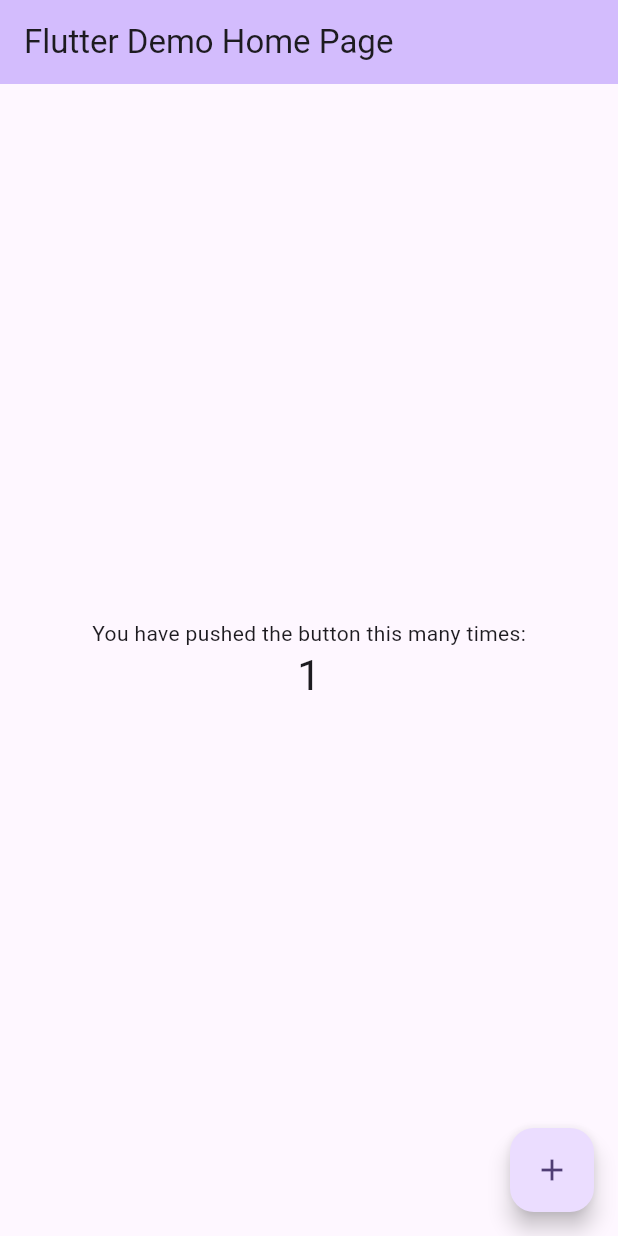
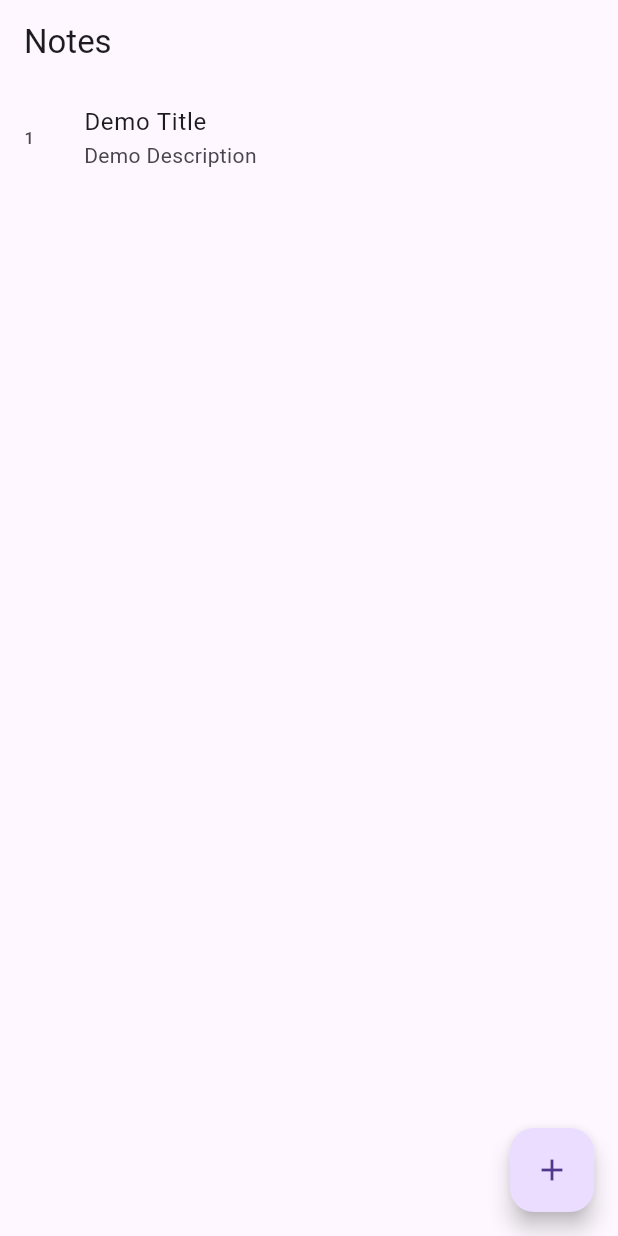
Before and after one commit to nbakh16/sqflite_intro, a Flutter app: the screen it shows after launch, after a tap on the "add" icon, on a phone screen of 412 x 824 dp. Run offline on Flutter 3.47's test engine with Material 3 defaults, Android fonts, the phone set to English and light mode, and no system bars; our stand-ins replace sqflite; accounts and stored records are empty.

Commit message:
sqflite implemented. Insert, Read data

```diff
--- /dev/null
+++ b/lib/data/local/db_helper.dart
@@ -0,0 +1,71 @@
+// ignore_for_file: constant_identifier_names
+
+import 'dart:io';
+import 'package:path/path.dart';
+import 'package:path_provider/path_provider.dart';
+import 'package:sqflite/sqflite.dart';
+
+class DBHelper {
+  //singleton
+  DBHelper._();
+  static final DBHelper getInstance = DBHelper._();
+
+  //table note
+  static const String TABLE_NOTE = 'note';
+  static const String COL_NOTE_SERIAL = 's_no';
+  static const String COL_NOTE_TITLE = 'title';
+  static const String COL_NOTE_DESC = 'description';
+
+  Database? myDB;
+
+  //db Open(Create if not exist)
+  Future<Database> getDB() async {
+    myDB ??= await openDB();
+    return myDB!;
+  }
+
+  Future<Database> openDB() async {
+    final Directory appDocDirectory = await getApplicationDocumentsDirectory();
+
+    final dbPath = join(appDocDirectory.path, 'note.db');
+
+    return await openDatabase(
+      dbPath,
+      onCreate: (db, version) {
+        //all tables
+        db.execute(
+          """create table $TABLE_NOTE (
+          $COL_NOTE_SERIAL integer primary key autoincrement,
+          $COL_NOTE_TITLE text,
+          $COL_NOTE_DESC text)
+          """,
+        );
+      },
+      version: 1,
+    );
+  }
+
+  ///========== Queries ==========
+  //insertion
+  Future<bool> addNote({required String title, required String desc}) async {
+    var db = await getDB();
+
+    int rowsAffected = await db.insert(
+      TABLE_NOTE,
+      {
+        COL_NOTE_TITLE: title,
+        COL_NOTE_DESC: desc,
+      },
+    );
+
+    return rowsAffected > 0;
+  }
+
+  //reading
+  Future<List<Map<String, Object?>>> getAllNotes() async {
+    var db = await getDB();
+
+    List<Map<String, Object?>> data = await db.query(TABLE_NOTE);
+    return data;
+  }
+}
--- a/lib/main.dart
+++ b/lib/main.dart
@@ -1,4 +1,5 @@
 import 'package:flutter/material.dart';
+import 'package:sqflite_intro/views/home_view.dart';
 
 void main() {
   runApp(const MyApp());
@@ -6,120 +7,11 @@ void main() {
 
 class MyApp extends StatelessWidget {
   const MyApp({super.key});
-
-  // This widget is the root of your application.
   @override
   Widget build(BuildContext context) {
     return MaterialApp(
-      title: 'Flutter Demo',
-      theme: ThemeData(
-        // This is the theme of your application.
-        //
-        // TRY THIS: Try running your application with "flutter run". You'll see
-        // the application has a purple toolbar. Then, without quitting the app,
-        // try changing the seedColor in the colorScheme below to Colors.green
-        // and then invoke "hot reload" (save your changes or press the "hot
-        // reload" button in a Flutter-supported IDE, or press "r" if you used
-        // the command line to start the app).
-        //
-        // Notice that the counter didn't reset back to zero; the application
-        // state is not lost during the reload. To reset the state, use hot
-        // restart instead.
-        //
-        // This works for code too, not just values: Most code changes can be
-        // tested with just a hot reload.
-        colorScheme: ColorScheme.fromSeed(seedColor: Colors.deepPurple),
-        useMaterial3: true,
-      ),
-      home: const MyHomePage(title: 'Flutter Demo Home Page'),
+      title: 'SQFLite Note',
+      home: const HomeView(),
     );
   }
 }
-
-class MyHomePage extends StatefulWidget {
-  const MyHomePage({super.key, required this.title});
-
-  // This widget is the home page of your application. It is stateful, meaning
-  // that it has a State object (defined below) that contains fields that affect
-  // how it looks.
-
-  // This class is the configuration for the state. It holds the values (in this
-  // case the title) provided by the parent (in this case the App widget) and
-  // used by the build method of the State. Fields in a Widget subclass are
-  // always marked "final".
-
-  final String title;
-
-  @override
-  State<MyHomePage> createState() => _MyHomePageState();
-}
-
-class _MyHomePageState extends State<MyHomePage> {
-  int _counter = 0;
-
-  void _incrementCounter() {
-    setState(() {
-      // This call to setState tells the Flutter framework that something has
-      // changed in this State, which causes it to rerun the build method below
-      // so that the display can reflect the updated values. If we changed
-      // _counter without calling setState(), then the build method would not be
-      // called again, and so nothing would appear to happen.
-      _counter++;
-    });
-  }
-
-  @override
-  Widget build(BuildContext context) {
-    // This method is rerun every time setState is called, for instance as done
-    // by the _incrementCounter method above.
-    //
-    // The Flutter framework has been optimized to make rerunning build methods
-    // fast, so that you can just rebuild anything that needs updating rather
-    // than having to individually change instances of widgets.
-    return Scaffold(
-      appBar: AppBar(
-        // TRY THIS: Try changing the color here to a specific color (to
-        // Colors.amber, perhaps?) and trigger a hot reload to see the AppBar
-        // change color while the other colors stay the same.
-        backgroundColor: Theme.of(context).colorScheme.inversePrimary,
-        // Here we take the value from the MyHomePage object that was created by
-        // the App.build method, and use it to set our appbar title.
-        title: Text(widget.title),
-      ),
-      body: Center(
-        // Center is a layout widget. It takes a single child and positions it
-        // in the middle of the parent.
-        child: Column(
-          // Column is also a layout widget. It takes a list of children and
-          // arranges them vertically. By default, it sizes itself to fit its
-          // children horizontally, and tries to be as tall as its parent.
-          //
-          // Column has various properties to control how it sizes itself and
-          // how it positions its children. Here we use mainAxisAlignment to
-          // center the children vertically; the main axis here is the vertical
-          // axis because Columns are vertical (the cross axis would be
-          // horizontal).
-          //
-          // TRY THIS: Invoke "debug painting" (choose the "Toggle Debug Paint"
-          // action in the IDE, or press "p" in the console), to see the
-          // wireframe for each widget.
-          mainAxisAlignment: MainAxisAlignment.center,
-          children: <Widget>[
-            const Text(
-              'You have pushed the button this many times:',
-            ),
-            Text(
-              '$_counter',
-              style: Theme.of(context).textTheme.headlineMedium,
-            ),
-          ],
-        ),
-      ),
-      floatingActionButton: FloatingActionButton(
-        onPressed: _incrementCounter,
-        tooltip: 'Increment',
-        child: const Icon(Icons.add),
-      ), // This trailing comma makes auto-formatting nicer for build methods.
-    );
-  }
-}
--- /dev/null
+++ b/lib/views/home_view.dart
@@ -0,0 +1,54 @@
+import 'package:flutter/material.dart';
+import 'package:sqflite_intro/data/local/db_helper.dart';
+
+class HomeView extends StatefulWidget {
+  const HomeView({super.key});
+
+  @override
+  State<HomeView> createState() => _HomeViewState();
+}
+
+class _HomeViewState extends State<HomeView> {
+  List<Map<String, dynamic>> notes = [];
+  DBHelper? dbRef;
+
+  @override
+  void initState() {
+    super.initState();
+    dbRef = DBHelper.getInstance;
+    getNotes();
+  }
+
+  void getNotes() async {
+    notes = await dbRef!.getAllNotes();
+    setState(() {});
+  }
+
+  @override
+  Widget build(BuildContext context) {
+    return Scaffold(
+      appBar: AppBar(title: const Text('Notes')),
+      body: notes.isEmpty
+          ? const Center(
+              child: Text('No notes!'),
+            )
+          : ListView.builder(
+              itemCount: notes.length,
+              itemBuilder: (_, i) {
+                return ListTile(
+                  leading: Text(notes[i][DBHelper.COL_NOTE_SERIAL].toString()),
+                  title: Text(notes[i][DBHelper.COL_NOTE_TITLE]),
+                  subtitle: Text(notes[i][DBHelper.COL_NOTE_DESC]),
+                );
+              },
+            ),
+      floatingActionButton: FloatingActionButton(
+        onPressed: () {
+          dbRef!.addNote(title: 'Demo Title', desc: 'Demo Description');
+          getNotes();
+        },
+        child: const Icon(Icons.add),
+      ),
+    );
+  }
+}
```
